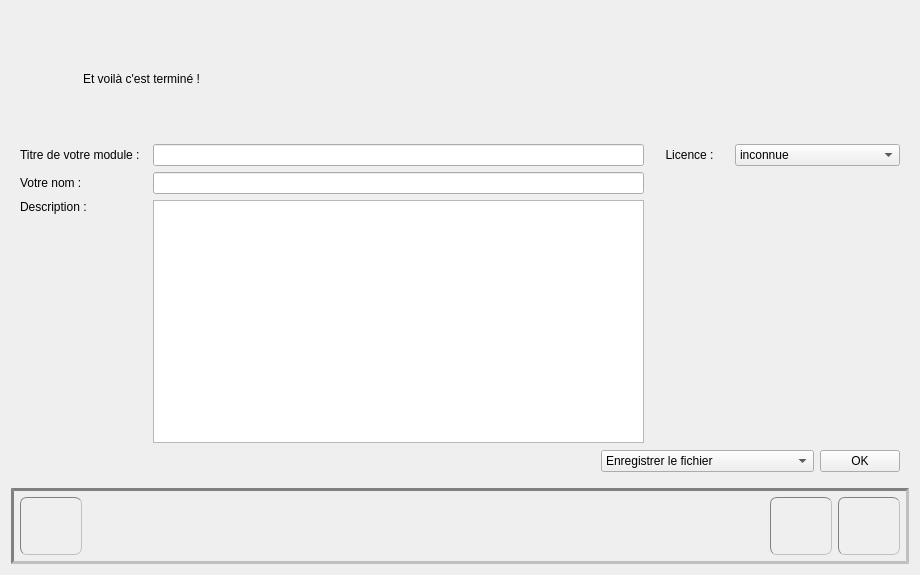
Before: the Qt Designer form editeur.ui in Txikilinux/leterrier-mulot, drawn with Qt 5.
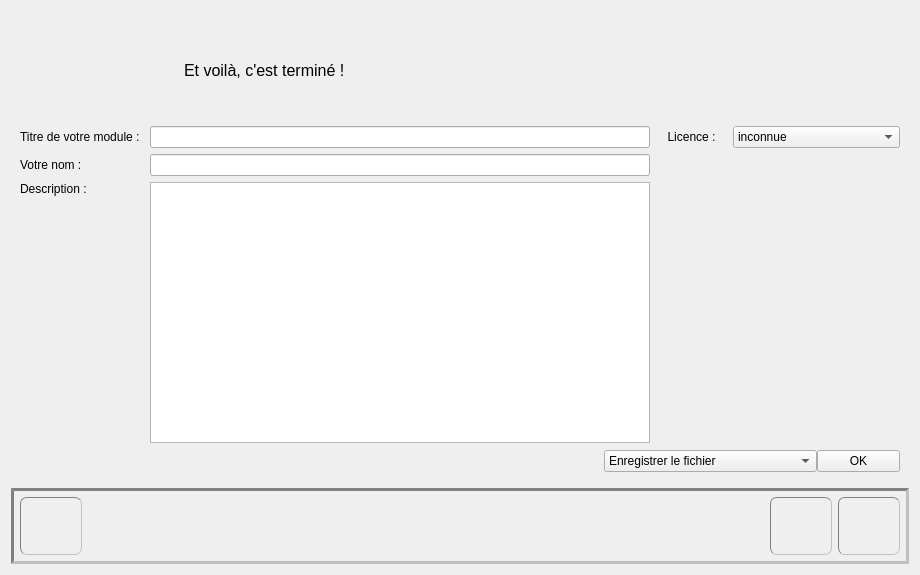
After: the same form once the commit is applied. The open tabs and pages were chosen to show the change. Icons and pictures are not drawn. Custom widgets are drawn as their Qt base class.

```diff
--- a/editeur.ui
+++ b/editeur.ui
@@ -1126,7 +1126,10 @@
      </widget>
      <widget class="QWidget" name="pageFin">
       <layout class="QGridLayout" name="gridLayout_14">
-       <item row="0" column="0" colspan="7">
+       <property name="horizontalSpacing">
+        <number>0</number>
+       </property>
+       <item row="0" column="0">
         <widget class="QLabel" name="lblEtVoilaCTermine">
          <property name="minimumSize">
           <size>
@@ -1134,21 +1137,33 @@
            <height>50</height>
           </size>
          </property>
+         <property name="maximumSize">
+          <size>
+           <width>16777215</width>
+           <height>100</height>
+          </size>
+         </property>
          <property name="styleSheet">
           <string notr="true">border: 1px black solid;
-padding: 4 4 4 60px;
-border-radius: 10px;
+padding: 0 0 0 0px;
+border-radius: 10 0 0 10px;
 background: #ddf url(&quot;:/aide&quot;) no-repeat;</string>
          </property>
          <property name="text">
-          <string>Et voilà c'est terminé !</string>
+          <string/>
+         </property>
+         <property name="pixmap">
+          <pixmap resource="ressources.qrc">:/icone/lapin</pixmap>
+         </property>
+         <property name="alignment">
+          <set>Qt::AlignCenter</set>
          </property>
         </widget>
        </item>
        <item row="1" column="0">
         <widget class="QLabel" name="lblTitreModule">
          <property name="text">
-          <string>Titre de votre module :</string>
+          <string>Titre de votre module :  </string>
          </property>
          <property name="buddy">
           <cstring>leTitre</cstring>
@@ -1334,6 +1349,33 @@
          </property>
          <property name="text">
           <string>OK</string>
+         </property>
+         <property name="iconSize">
+          <size>
+           <width>32</width>
+           <height>32</height>
+          </size>
+         </property>
+        </widget>
+       </item>
+       <item row="0" column="1" colspan="6">
+        <widget class="QLabel" name="label">
+         <property name="font">
+          <font>
+           <pointsize>12</pointsize>
+          </font>
+         </property>
+         <property name="styleSheet">
+          <string notr="true">border: 1px black solid;
+padding: 4 4 4 30px;
+border-radius: 0 10 10 0px;
+background: #ddf url(&quot;:/aide&quot;) no-repeat;</string>
+         </property>
+         <property name="text">
+          <string>Et voilà, c'est terminé !</string>
+         </property>
+         <property name="alignment">
+          <set>Qt::AlignLeading|Qt::AlignLeft|Qt::AlignVCenter</set>
          </property>
         </widget>
        </item>
```
Left out of the diff: 8 changed lines with no effect on the pictures.
